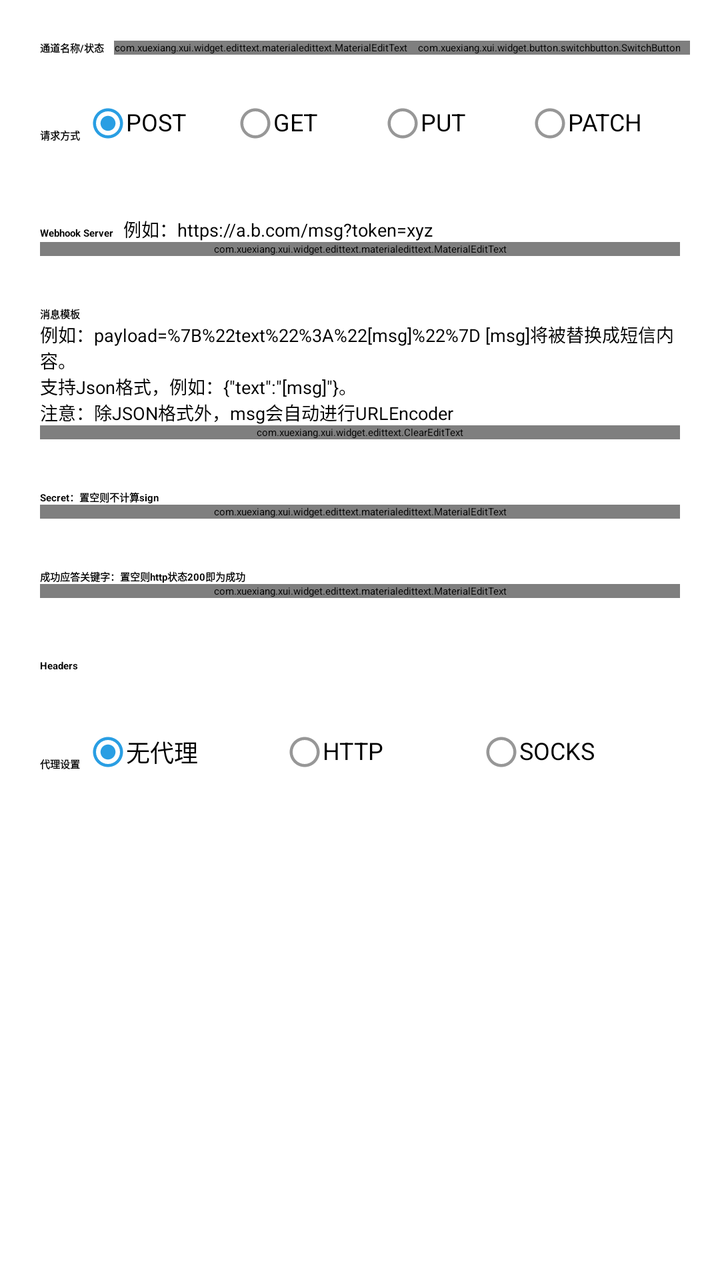
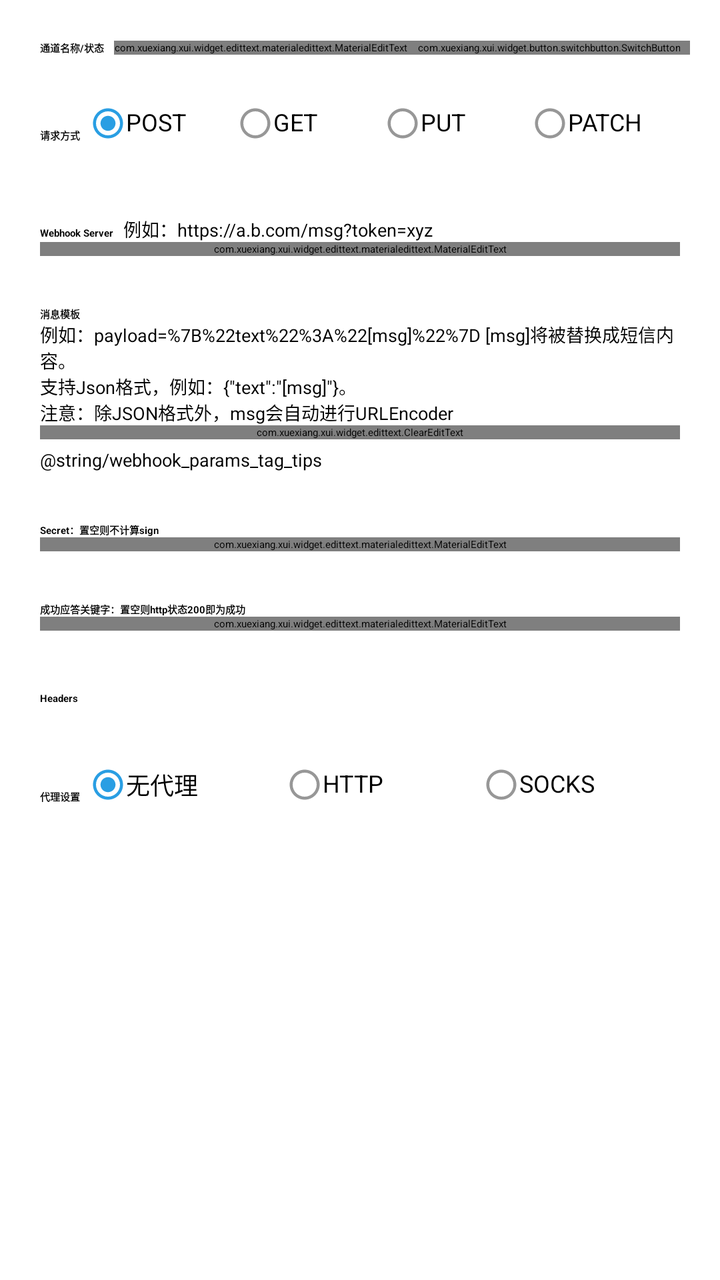

Screens rendered from an Android XML layout before and after an edit, with the pre-edit source and the edit as a unified diff.
<!-- AndroidManifest.xml: application theme AppTheme -->
<!-- res/layout/fragment_senders_webhook.xml -->
<?xml version="1.0" encoding="utf-8"?>
<LinearLayout xmlns:android="http://schemas.android.com/apk/res/android"
    xmlns:app="http://schemas.android.com/apk/res-auto"
    xmlns:tools="http://schemas.android.com/tools"
    android:layout_width="match_parent"
    android:layout_height="match_parent"
    android:background="?attr/xui_config_color_background"
    android:orientation="vertical">

    <androidx.core.widget.NestedScrollView
        android:layout_width="match_parent"
        android:layout_height="0dp"
        android:layout_weight="1"
        android:overScrollMode="never">

        <LinearLayout
            android:layout_width="match_parent"
            android:layout_height="wrap_content"
            android:layout_margin="5dp"
            android:orientation="vertical">

            <LinearLayout
                style="@style/BarStyle.Switch"
                android:layout_width="match_parent"
                android:layout_height="wrap_content"
                android:orientation="horizontal">

                <TextView
                    android:layout_width="wrap_content"
                    android:layout_height="wrap_content"
                    android:text="@string/sender_name_status"
                    android:textStyle="bold" />

                <com.xuexiang.xui.widget.edittext.materialedittext.MaterialEditText
                    android:id="@+id/et_name"
                    android:layout_width="0dp"
                    android:layout_height="wrap_content"
                    android:layout_marginStart="5dp"
                    android:layout_weight="1"
                    android:singleLine="true"
                    app:met_clearButton="true"
                    tools:ignore="SpeakableTextPresentCheck,TouchTargetSizeCheck" />

                <com.xuexiang.xui.widget.button.switchbutton.SwitchButton
                    android:id="@+id/sb_enable"
                    style="@style/SwitchButtonStyle"
                    android:layout_width="wrap_content"
                    android:layout_height="wrap_content"
                    android:checked="true"
                    tools:ignore="TouchTargetSizeCheck" />

            </LinearLayout>

            <LinearLayout
                style="@style/BarStyle"
                android:layout_width="match_parent"
                android:layout_height="wrap_content"
                android:orientation="horizontal">

                <TextView
                    android:layout_width="wrap_content"
                    android:layout_height="wrap_content"
                    android:text="@string/Method"
                    android:textStyle="bold" />

                <RadioGroup
                    android:id="@+id/rg_method"
                    style="@style/rg_style"
                    android:layout_marginStart="5dp"
                    android:orientation="horizontal">

                    <RadioButton
                        android:id="@+id/rb_method_post"
                        style="@style/rg_rb_style"
                        android:checked="true"
                        android:text="@string/post"
                        tools:ignore="TouchTargetSizeCheck" />

                    <RadioButton
                        android:id="@+id/rb_method_get"
                        style="@style/rg_rb_style"
                        android:text="@string/get"
                        tools:ignore="TouchTargetSizeCheck" />

                    <RadioButton
                        android:id="@+id/rb_method_put"
                        style="@style/rg_rb_style"
                        android:text="@string/put"
                        tools:ignore="TouchTargetSizeCheck" />

                    <RadioButton
                        android:id="@+id/rb_method_patch"
                        style="@style/rg_rb_style"
                        android:text="@string/patch"
                        tools:ignore="TouchTargetSizeCheck" />

                </RadioGroup>

            </LinearLayout>

            <LinearLayout
                style="@style/BarStyle"
                android:layout_width="match_parent"
                android:layout_height="wrap_content"
                android:orientation="vertical">

                <LinearLayout
                    android:layout_width="match_parent"
                    android:layout_height="wrap_content"
                    android:orientation="horizontal">

                    <TextView
                        android:layout_width="wrap_content"
                        android:layout_height="wrap_content"
                        android:text="@string/webhook_server"
                        android:textStyle="bold" />

                    <TextView
                        android:layout_width="wrap_content"
                        android:layout_height="wrap_content"
                        android:layout_marginStart="5dp"
                        android:text="@string/webhook_server_tips"
                        android:textSize="@dimen/text_size_mini"
                        tools:ignore="SmallSp" />

                </LinearLayout>

                <com.xuexiang.xui.widget.edittext.materialedittext.MaterialEditText
                    android:id="@+id/et_webServer"
                    android:layout_width="match_parent"
                    android:layout_height="wrap_content"
                    android:inputType="textUri"
                    android:singleLine="true"
                    app:met_clearButton="true"
                    tools:ignore="SpeakableTextPresentCheck,TouchTargetSizeCheck" />

            </LinearLayout>

            <LinearLayout
                style="@style/BarStyle"
                android:layout_width="match_parent"
                android:layout_height="wrap_content"
                android:orientation="vertical">

                <TextView
                    android:layout_width="match_parent"
                    android:layout_height="wrap_content"
                    android:text='@string/webhook_params'
                    android:textStyle="bold" />

                <TextView
                    android:layout_width="match_parent"
                    android:layout_height="wrap_content"
                    android:text="@string/webhook_params_tips"
                    android:textSize="@dimen/text_size_mini"
                    tools:ignore="SmallSp" />

                <com.xuexiang.xui.widget.edittext.ClearEditText
                    android:id="@+id/et_webParams"
                    android:layout_width="match_parent"
                    android:layout_height="wrap_content"
                    android:autofillHints=""
                    android:gravity="left|top"
                    android:hint="@string/optional"
                    android:inputType="textMultiLine"
                    android:minLines="3"
                    android:text=""
                    tools:ignore="RtlHardcoded,SpeakableTextPresentCheck" />

            </LinearLayout>

            <LinearLayout
                style="@style/BarStyle"
                android:layout_width="match_parent"
                android:layout_height="wrap_content"
                android:orientation="vertical">

                <TextView
                    android:layout_width="match_parent"
                    android:layout_height="wrap_content"
                    android:text="@string/webhook_secret"
                    android:textStyle="bold" />

                <com.xuexiang.xui.widget.edittext.materialedittext.MaterialEditText
                    android:id="@+id/et_Secret"
                    android:layout_width="match_parent"
                    android:layout_height="wrap_content"
                    android:hint="@string/optional"
                    android:singleLine="true"
                    app:met_passWordButton="true"
                    tools:ignore="TextContrastCheck,TouchTargetSizeCheck" />

            </LinearLayout>

            <LinearLayout
                style="@style/BarStyle"
                android:layout_width="match_parent"
                android:layout_height="wrap_content"
                android:orientation="vertical">

                <TextView
                    android:layout_width="match_parent"
                    android:layout_height="wrap_content"
                    android:text="@string/webhook_response"
                    android:textStyle="bold" />

                <com.xuexiang.xui.widget.edittext.materialedittext.MaterialEditText
                    android:id="@+id/et_Response"
                    android:layout_width="match_parent"
                    android:layout_height="wrap_content"
                    android:hint="@string/optional"
                    android:singleLine="true"
                    app:met_clearButton="true"
                    tools:ignore="TextContrastCheck,TouchTargetSizeCheck" />

            </LinearLayout>

            <LinearLayout
                android:id="@+id/layout_Headers"
                style="@style/BarStyle"
                android:layout_width="match_parent"
                android:layout_height="wrap_content"
                android:orientation="vertical">

                <LinearLayout
                    android:layout_width="match_parent"
                    android:layout_height="wrap_content"
                    android:gravity="center_vertical"
                    android:orientation="horizontal"
                    tools:ignore="UseCompoundDrawables">

                    <TextView
                        android:layout_width="wrap_content"
                        android:layout_height="wrap_content"
                        android:text="@string/headers"
                        android:textStyle="bold" />

                    <ImageView
                        android:id="@+id/btn_add_header"
                        android:layout_width="18dp"
                        android:layout_height="18dp"
                        android:layout_marginStart="@dimen/config_margin_5dp"
                        android:src="@drawable/ic_add"
                        app:tint="#299EE3"
                        tools:ignore="ContentDescription,ImageContrastCheck" />

                </LinearLayout>

            </LinearLayout>

            <LinearLayout
                style="@style/BarStyle"
                android:layout_width="match_parent"
                android:layout_height="wrap_content"
                android:orientation="horizontal">

                <TextView
                    android:layout_width="wrap_content"
                    android:layout_height="wrap_content"
                    android:text="@string/proxy_settings"
                    android:textStyle="bold" />

                <RadioGroup
                    android:id="@+id/rg_proxyType"
                    style="@style/rg_style"
                    android:layout_marginStart="5dp"
                    android:orientation="horizontal">

                    <RadioButton
                        android:id="@+id/rb_proxyNone"
                        style="@style/rg_rb_style"
                        android:checked="true"
                        android:text="@string/proxy_none" />

                    <RadioButton
                        android:id="@+id/rb_proxyHttp"
                        style="@style/rg_rb_style"
                        android:text="@string/proxy_http" />

                    <RadioButton
                        android:id="@+id/rb_proxySocks"
                        style="@style/rg_rb_style"
                        android:text="@string/proxy_socks" />

                </RadioGroup>

            </LinearLayout>

            <LinearLayout
                android:id="@+id/layoutProxyHost"
                style="@style/BarStyle"
                android:layout_width="match_parent"
                android:layout_height="wrap_content"
                android:orientation="horizontal"
                android:visibility="gone">

                <TextView
                    android:layout_width="wrap_content"
                    android:layout_height="wrap_content"
                    android:text="@string/hostname" />

                <com.xuexiang.xui.widget.edittext.materialedittext.MaterialEditText
                    android:id="@+id/et_proxyHost"
                    android:layout_width="0dp"
                    android:layout_height="wrap_content"
                    android:layout_marginStart="5dp"
                    android:layout_weight="1"
                    android:singleLine="true"
                    app:met_clearButton="true" />

            </LinearLayout>

            <LinearLayout
                android:id="@+id/layoutProxyPort"
                style="@style/BarStyle.Switch"
                android:layout_width="match_parent"
                android:layout_height="wrap_content"
                android:orientation="horizontal"
                android:visibility="gone">

                <TextView
                    android:layout_width="wrap_content"
                    android:layout_height="wrap_content"
                    android:text="@string/port" />

                <com.xuexiang.xui.widget.edittext.materialedittext.MaterialEditText
                    android:id="@+id/et_proxyPort"
                    android:layout_width="0dp"
                    android:layout_height="wrap_content"
                    android:layout_marginStart="5dp"
                    android:layout_weight="1"
                    android:digits="0123456789"
                    android:inputType="number"
                    android:maxLength="5"
                    android:singleLine="true"
                    app:met_clearButton="true" />

                <TextView
                    android:layout_width="wrap_content"
                    android:layout_height="wrap_content"
                    android:layout_marginStart="20dp"
                    android:text="@string/proxy_authenticator" />

                <com.xuexiang.xui.widget.button.switchbutton.SwitchButton
                    android:id="@+id/sb_proxyAuthenticator"
                    style="@style/SwitchButtonStyle"
                    android:layout_width="wrap_content"
                    android:layout_height="wrap_content" />

            </LinearLayout>

            <LinearLayout
                android:id="@+id/layoutProxyAuthenticator"
                style="@style/BarStyle"
                android:layout_width="match_parent"
                android:layout_height="wrap_content"
                android:orientation="vertical"
                android:visibility="gone">

                <LinearLayout
                    android:layout_width="match_parent"
                    android:layout_height="match_parent"
                    android:orientation="horizontal">

                    <TextView
                        android:layout_width="wrap_content"
                        android:layout_height="wrap_content"
                        android:text="@string/username" />

                    <com.xuexiang.xui.widget.edittext.materialedittext.MaterialEditText
                        android:id="@+id/et_proxyUsername"
                        android:layout_width="0dp"
                        android:layout_height="wrap_content"
                        android:layout_marginStart="5dp"
                        android:layout_weight="1"
                        android:singleLine="true"
                        app:met_clearButton="true" />

                    <TextView
                        android:layout_width="wrap_content"
                        android:layout_height="wrap_content"
                        android:layout_marginStart="5dp"
                        android:text="@string/password" />

                    <com.xuexiang.xui.widget.edittext.materialedittext.MaterialEditText
                        android:id="@+id/et_proxyPassword"
                        android:layout_width="0dp"
                        android:layout_height="wrap_content"
                        android:layout_marginStart="5dp"
                        android:layout_weight="1"
                        android:singleLine="true"
                        app:met_passWordButton="true" />

                </LinearLayout>

            </LinearLayout>

        </LinearLayout>

    </androidx.core.widget.NestedScrollView>

    <LinearLayout
        android:layout_width="match_parent"
        android:layout_height="wrap_content"
        android:gravity="center"
        android:orientation="horizontal"
        android:padding="10dp">

        <com.xuexiang.xui.widget.textview.supertextview.SuperButton
            android:id="@+id/btn_del"
            style="@style/SuperButton.Gray.Icon.Spacing"
            android:drawableStart="@drawable/ic_delete"
            android:text="@string/del"
            tools:ignore="RtlSymmetry,TextContrastCheck,TouchTargetSizeCheck" />

        <com.xuexiang.xui.widget.textview.supertextview.SuperButton
            android:id="@+id/btn_save"
            style="@style/SuperButton.Blue.Icon.Spacing"
            android:drawableStart="@drawable/ic_save"
            android:text="@string/save"
            tools:ignore="RtlSymmetry,TextContrastCheck,TouchTargetSizeCheck" />

        <com.xuexiang.xui.widget.textview.supertextview.SuperButton
            android:id="@+id/btn_test"
            style="@style/SuperButton.Green.Icon.Spacing"
            android:drawableStart="@drawable/ic_test"
            android:text="@string/test"
            tools:ignore="RtlSymmetry,TextContrastCheck,TouchTargetSizeCheck" />

    </LinearLayout>

</LinearLayout>
<!-- resources referenced by this layout -->
<resources>
  <dimen name="config_margin_5dp">5dp</dimen>
  <dimen name="text_size_mini">9sp</dimen>
  <string name="Method" formatted="false">请求方式</string>
  <string name="del">删除</string>
  <string name="get">GET</string>
  <string name="headers">Headers</string>
  <string name="hostname">主机名</string>
  <string name="optional">可选</string>
  <string name="password">密码</string>
  <string name="patch">PATCH</string>
  <string name="port">端口号</string>
  <string name="post">POST</string>
  <string name="proxy_authenticator">代理身份验证</string>
  <string name="proxy_http">HTTP</string>
  <string name="proxy_none">无代理</string>
  <string name="proxy_settings">代理设置</string>
  <string name="proxy_socks">SOCKS</string>
  <string name="put">PUT</string>
  <string name="save">保存</string>
  <string name="sender_name_status">通道名称/状态</string>
  <string name="test">测试</string>
  <string name="username">用户</string>
  <string name="webhook_params">消息模板</string>
  <string name="webhook_params_tips" formatted="false">例如：payload=%7B%22text%22%3A%22[msg]%22%7D [msg]将被替换成短信内容。\n支持Json格式，例如：{\"text\":\"[msg]\"}。\n注意：除JSON格式外，msg会自动进行URLEncoder</string>
  <string name="webhook_response">成功应答关键字：置空则http状态200即为成功</string>
  <string name="webhook_secret">Secret：置空则不计算sign</string>
  <string name="webhook_server">Webhook Server</string>
  <string name="webhook_server_tips">例如：https://a.b.com/msg?token=xyz</string>
  <style name="SuperButton.Blue.Icon.Spacing">
          <item name="android:layout_marginStart">10dp</item>
          <item name="android:paddingStart">12dp</item>
          <item name="android:textColor">@color/white</item>
          <item name="android:textSize">@dimen/text_size_medium</item>
      </style>
  <style name="SuperButton.Gray.Icon.Spacing">
          <item name="android:layout_marginStart">10dp</item>
          <item name="android:paddingStart">12dp</item>
          <item name="android:textColor">@color/white</item>
          <item name="android:textSize">@dimen/text_size_medium</item>
      </style>
  <style name="SuperButton.Green.Icon.Spacing">
          <item name="android:layout_marginStart">10dp</item>
          <item name="android:paddingStart">12dp</item>
          <item name="android:textColor">@color/white</item>
          <item name="android:textSize">@dimen/text_size_medium</item>
      </style>
  <style name="SwitchButtonStyle">
          <item name="android:paddingStart">5dp</item>
          <item name="android:paddingEnd">5dp</item>
          <item name="android:paddingTop">0dp</item>
          <item name="android:paddingBottom">0dp</item>
      </style>
  <style name="rg_style">
          <item name="android:layout_width">match_parent</item>
          <item name="android:layout_height">wrap_content</item>
      </style>
  <style name="AppTheme" parent="XUITheme.Phone">
          
          <item name="colorPrimary">@color/colorPrimary</item>
          <item name="colorPrimaryDark">@color/colorPrimaryDark</item>
          <item name="colorAccent">@color/colorAccent</item>
          <item name="xui_actionbar_height">?actionBarSize</item>
          
          <item name="android:textAllCaps">false</item>
      </style>
  <!-- drawable rounded_background (drawable) -->
  <shape xmlns:android="http://schemas.android.com/apk/res/android">
      <solid android:color="@color/setting_bar_color" /> 
      <corners android:radius="8dp" /> 
  </shape>
  <color name="white">#ffffffff</color>
  <dimen name="text_size_medium">15sp</dimen>
  <dimen name="text_size_small">12sp</dimen>
  <!-- drawable custom_radio_button (drawable) -->
  <selector xmlns:android="http://schemas.android.com/apk/res/android">
      <item android:drawable="@drawable/custom_radio_button_checked" android:state_checked="true" />
      <item android:drawable="@drawable/custom_radio_button_unchecked" android:state_checked="false" />
  </selector>
  <color name="colorPrimary">#299EE3</color>
  <color name="colorPrimaryDark">#299EE3</color>
  <color name="colorAccent">#299EE3</color>
  <color name="setting_bar_color">#ffffff</color>
  <!-- unchanged entries left out for length: 9 -->
</resources>

<!-- the commit's change to res/layout/fragment_senders_webhook.xml (unified diff, before → after) -->
@@ -1,4 +1,5 @@
 <?xml version="1.0" encoding="utf-8"?>
+
 <LinearLayout xmlns:android="http://schemas.android.com/apk/res/android"
     xmlns:app="http://schemas.android.com/apk/res-auto"
     xmlns:tools="http://schemas.android.com/tools"
@@ -166,6 +167,22 @@
                     android:minLines="3"
                     android:text=""
                     tools:ignore="RtlHardcoded,SpeakableTextPresentCheck" />
+
+                <TextView
+                    android:layout_width="match_parent"
+                    android:layout_height="wrap_content"
+                    android:layout_marginTop="4dp"
+                    android:text="@string/webhook_params_tag_tips"
+                    android:textSize="@dimen/text_size_mini"
+                    tools:ignore="SmallSp" />
+
+                <GridLayout
+                    android:id="@+id/gl_webParams_tags"
+                    android:layout_width="match_parent"
+                    android:layout_height="wrap_content"
+                    android:layout_gravity="center"
+                    android:columnCount="4"
+                    android:orientation="horizontal" />
 
             </LinearLayout>
 
